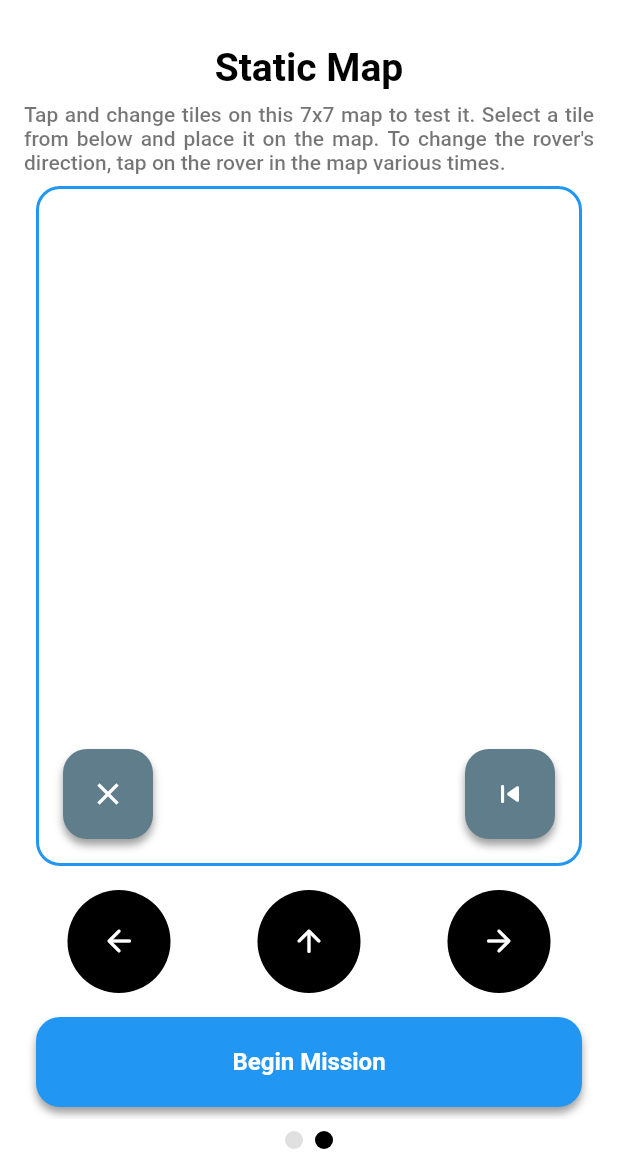
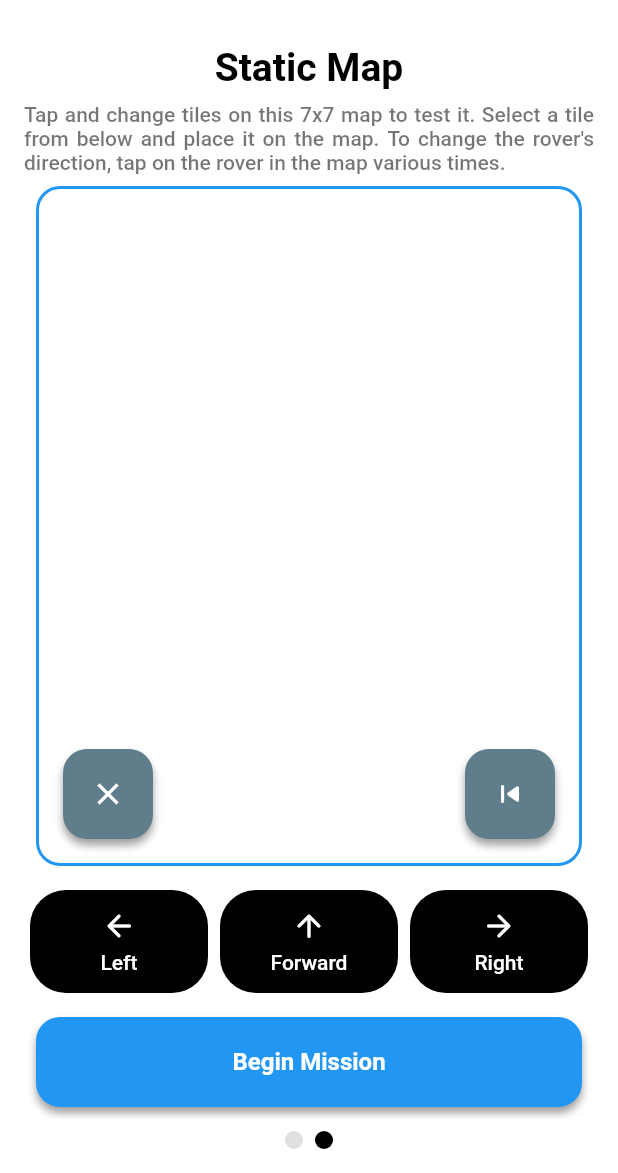
Before and after one commit to gabrielglbh/Mars-Rover-Mission, a Flutter app: the MapCustomization screen opened directly, swiped to page 2, on a phone screen of 412 x 824 dp, the part 63-1236 px from its top. Run offline on Flutter 3.47's test engine with Material 2 defaults, Android fonts, the phone set to English and light mode, and no system bars; our stand-ins replace bloc, easy_localization, equatable, flutter_bloc, shared_preferences; missing offline and left inert: flag; accounts and stored records are empty.

Commit message:
UX enhanced on Action Buttons

```diff
--- a/lib/ui/widgets/map_actions.dart
+++ b/lib/ui/widgets/map_actions.dart
@@ -36,8 +36,22 @@ class _RoverActionsPageState extends State<RoverActionsPage> with AutomaticKeepA
     return Expanded(
       child: MRMRoundedButton(
         ratio: 6,
-        child: Icon(action.icon, color: Theme.of(context).brightness == Brightness.light
-            ? Colors.white : Colors.black),
+        child: Column(
+          mainAxisAlignment: MainAxisAlignment.center,
+          children: [
+            Icon(action.icon, color: Theme.of(context).brightness == Brightness.light
+                ? Colors.white : Colors.black),
+            MRMText(
+              fit: BoxFit.contain,
+              text: action.parsed,
+              padding: const EdgeInsets.only(top: Margins.margin4),
+              style: Theme.of(context).textTheme.bodyText1?.copyWith(
+                color: Theme.of(context).brightness == Brightness.light
+                    ? Colors.white : Colors.black
+              ),
+            )
+          ],
+        ),
         onTap: () => setState(() => _actions.add(action))
       ),
     );
--- a/lib/ui/widgets/mrm_rounded_button.dart
+++ b/lib/ui/widgets/mrm_rounded_button.dart
@@ -24,8 +24,9 @@ class MRMRoundedButton extends StatelessWidget {
       width: size,
       height: size,
       alignment: Alignment.center,
+      margin: const EdgeInsets.symmetric(horizontal: Margins.margin4),
       decoration: BoxDecoration(
-        shape: BoxShape.circle,
+        borderRadius: BorderRadius.circular(RRadius.radius24),
         color: color,
       ),
       child: Material(
```
